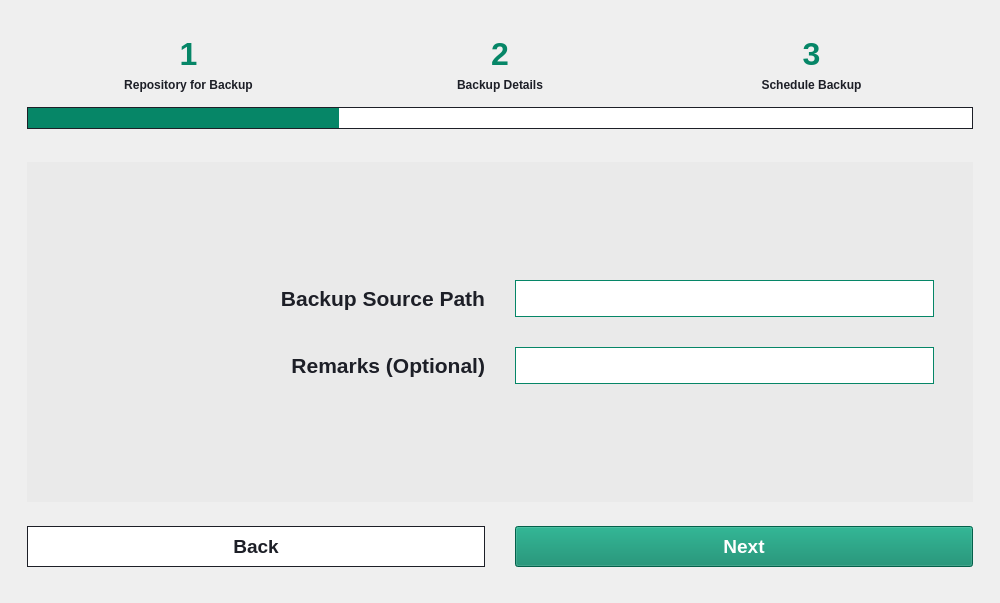
The window that src/gui/tabs/backup_tab.ui (HPE-Backup-and-Recovery-System/ResilioZ) describes before a commit, drawn with Qt 5.
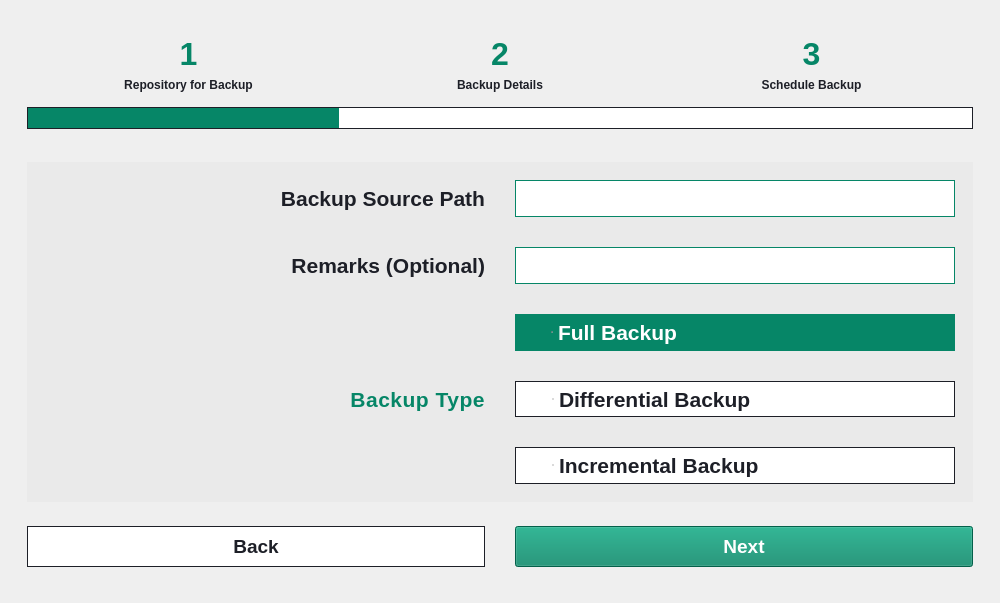
The same window after the commit. The open tabs and pages were chosen to show the change. Icons and pictures are not drawn.

```diff
--- a/src/gui/tabs/backup_tab.ui
+++ b/src/gui/tabs/backup_tab.ui
@@ -589,7 +589,7 @@
 }</string>
                   </property>
                   <property name="currentIndex">
-                   <number>2</number>
+                   <number>1</number>
                   </property>
                   <widget class="QWidget" name="backupRepoPage">
                    <property name="sizePolicy">
@@ -699,6 +699,30 @@
 	padding: 4px;
 	border: 1px solid rgb(6, 134, 103);
 }
+
+QRadioButton {
+	padding: 0px auto;
+	font-size: 16pt;
+	font-weight: 500;
+	background-color: white;
+	color: rgb(29, 31, 39);
+	border: 1px solid rgb(29, 31, 39);
+}
+
+QRadioButton::indicator {
+	width: 0;
+	height: 0;
+}
+
+QRadioButton:hover {
+	background-color: rgb(234, 234, 234);
+}
+
+QRadioButton:checked {
+	color: white;
+	background-color: rgb(6, 134, 103);
+	border: none;
+}
 </string>
                       </property>
                       <property name="frameShape">
@@ -711,33 +735,33 @@
                        <item row="0" column="0">
                         <layout class="QGridLayout" name="gridLayout_15">
                          <property name="leftMargin">
-                          <number>30</number>
+                          <number>9</number>
                          </property>
                          <property name="topMargin">
-                          <number>30</number>
+                          <number>9</number>
                          </property>
                          <property name="rightMargin">
-                          <number>30</number>
+                          <number>9</number>
                          </property>
                          <property name="bottomMargin">
-                          <number>30</number>
+                          <number>9</number>
                          </property>
                          <property name="spacing">
                           <number>30</number>
                          </property>
-                         <item row="0" column="0">
-                          <widget class="QLabel" name="srcLabel">
-                           <property name="autoFillBackground">
-                            <bool>false</bool>
+                         <item row="1" column="1">
+                          <widget class="QLineEdit" name="remarksInput">
+                           <property name="sizePolicy">
+                            <sizepolicy hsizetype="Preferred" vsizetype="Fixed">
+                             <horstretch>0</horstretch>
+                             <verstretch>0</verstretch>
+                            </sizepolicy>
                            </property>
-                           <property name="text">
-                            <string>Backup Source Path</string>
+                           <property name="toolTip">
+                            <string>Re-enter Password of Repository</string>
                            </property>
-                           <property name="scaledContents">
-                            <bool>false</bool>
-                           </property>
-                           <property name="alignment">
-                            <set>Qt::AlignRight|Qt::AlignTrailing|Qt::AlignVCenter</set>
+                           <property name="echoMode">
+                            <enum>QLineEdit::Password</enum>
                            </property>
                           </widget>
                          </item>
@@ -760,6 +784,68 @@
                            </property>
                           </widget>
                          </item>
+                         <item row="0" column="0">
+                          <widget class="QLabel" name="srcLabel">
+                           <property name="autoFillBackground">
+                            <bool>false</bool>
+                           </property>
+                           <property name="text">
+                            <string>Backup Source Path</string>
+                           </property>
+                           <property name="scaledContents">
+                            <bool>false</bool>
+                           </property>
+                           <property name="alignment">
+                            <set>Qt::AlignRight|Qt::AlignTrailing|Qt::AlignVCenter</set>
+                           </property>
+                          </widget>
+                         </item>
+                         <item row="2" column="1">
+                          <layout class="QVBoxLayout" name="verticalLayout_4">
+                           <item>
+                            <widget class="QRadioButton" name="fullButton">
+                             <property name="sizePolicy">
+                              <sizepolicy hsizetype="Minimum" vsizetype="Expanding">
+                               <horstretch>0</horstretch>
+                               <verstretch>0</verstretch>
+                              </sizepolicy>
+                             </property>
+                             <property name="text">
+                              <string>Full Backup</string>
+                             </property>
+                             <property name="checked">
+                              <bool>true</bool>
+                             </property>
+                            </widget>
+                           </item>
+                           <item>
+                            <widget class="QRadioButton" name="diffButton">
+                             <property name="sizePolicy">
+                              <sizepolicy hsizetype="Minimum" vsizetype="Expanding">
+                               <horstretch>0</horstretch>
+                               <verstretch>0</verstretch>
+                              </sizepolicy>
+                             </property>
+                             <property name="text">
+                              <string>Differential Backup</string>
+                             </property>
+                            </widget>
+                           </item>
+                           <item>
+                            <widget class="QRadioButton" name="incButton">
+                             <property name="sizePolicy">
+                              <sizepolicy hsizetype="Minimum" vsizetype="Expanding">
+                               <horstretch>0</horstretch>
+                               <verstretch>0</verstretch>
+                              </sizepolicy>
+                             </property>
+                             <property name="text">
+                              <string>Incremental Backup</string>
+                             </property>
+                            </widget>
+                           </item>
+                          </layout>
+                         </item>
                          <item row="1" column="0">
                           <widget class="QLabel" name="remarksLabel">
                            <property name="autoFillBackground">
@@ -773,19 +859,20 @@
                            </property>
                           </widget>
                          </item>
-                         <item row="1" column="1">
-                          <widget class="QLineEdit" name="remarksInput">
-                           <property name="sizePolicy">
-                            <sizepolicy hsizetype="Preferred" vsizetype="Fixed">
-                             <horstretch>0</horstretch>
-                             <verstretch>0</verstretch>
-                            </sizepolicy>
+                         <item row="2" column="0">
+                          <widget class="QLabel" name="label_9">
+                           <property name="styleSheet">
+                            <string notr="true">QLabel {
+	color: rgb(6, 134, 103);
+	font-weight: 700;
+	letter-spacing: 0.5px;
+}</string>
                            </property>
-                           <property name="toolTip">
-                            <string>Re-enter Password of Repository</string>
+                           <property name="text">
+                            <string>Backup Type</string>
                            </property>
-                           <property name="echoMode">
-                            <enum>QLineEdit::Password</enum>
+                           <property name="alignment">
+                            <set>Qt::AlignRight|Qt::AlignTrailing|Qt::AlignVCenter</set>
                            </property>
                           </widget>
                          </item>
@@ -809,7 +896,7 @@
                      </widget>
                     </item>
                     <item>
-                     <widget class="QRadioButton" name="localRepoButton">
+                     <widget class="QRadioButton" name="noSchButton">
                       <property name="sizePolicy">
                        <sizepolicy hsizetype="Preferred" vsizetype="MinimumExpanding">
                         <horstretch>0</horstretch>
@@ -837,7 +924,7 @@
                      </widget>
                     </item>
                     <item>
-                     <widget class="QRadioButton" name="nfsRepoButton">
+                     <widget class="QRadioButton" name="yesSchButton">
                       <property name="sizePolicy">
                        <sizepolicy hsizetype="Preferred" vsizetype="MinimumExpanding">
                         <horstretch>0</horstretch>
```
